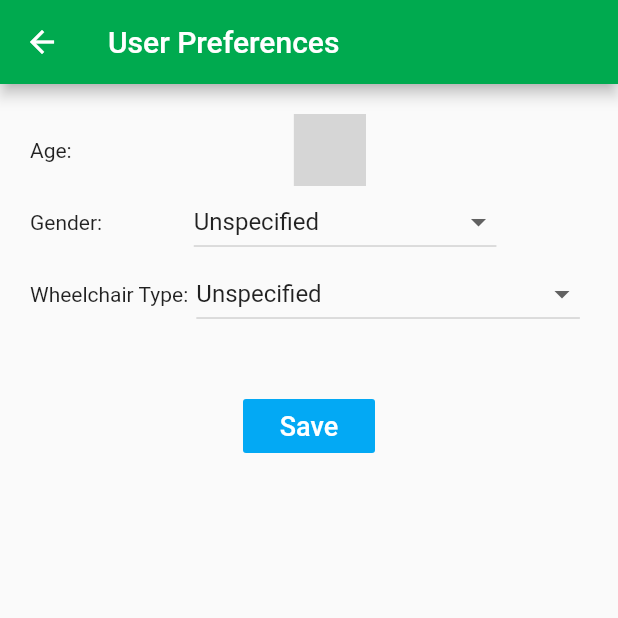
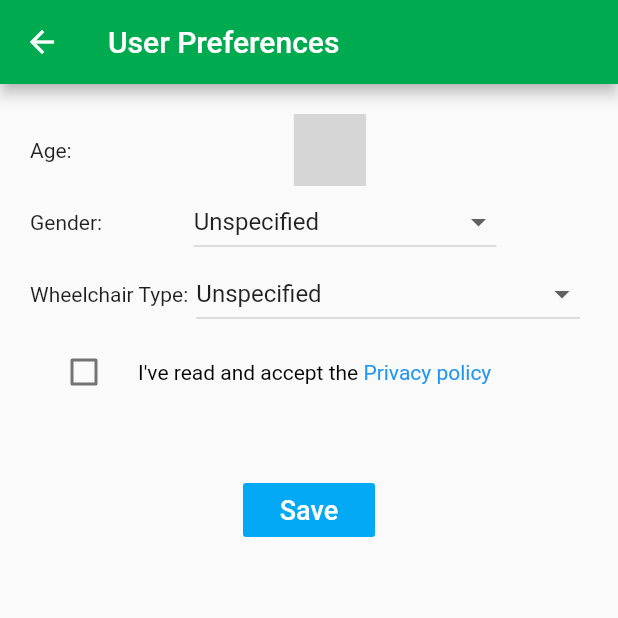
Before and after one commit to daws612/wheelchair_router, a Flutter app: the UserProfile screen opened directly, after a tap on "Save", on a phone screen of 412 x 824 dp, the top half of it. Run offline on Flutter 3.47's test engine with Material 2 defaults, Android fonts, the light colour scheme and no system bars; our stand-ins replace carousel_slider, charts_flutter, cloud_firestore, dio, firebase_auth, geolocator and 6 more; missing offline and left inert: duration, flutter_polyline_points, geojson, google_maps_webservice; accounts and stored records are empty; network calls fail; statements that could not run were skipped; grey boxes are pictures that could not be loaded.

Commit message:
Add privacy policy checkbox

```diff
--- a/lib/models/User.dart
+++ b/lib/models/User.dart
@@ -7,6 +7,7 @@ class User {
   String wheelchairtype;
   DateTime createdAt;
   DateTime updatedAt;
+  bool accepted;
 
   User({
     this.userId,
@@ -14,7 +15,8 @@ class User {
     this.gender,
     this.wheelchairtype,
     this.createdAt,
-    this.updatedAt
+    this.updatedAt,
+    this.accepted
   });
 
   factory User.fromJson(Map<String, dynamic> json) => new User(
@@ -24,6 +26,7 @@ class User {
     wheelchairtype: json["wheelchairtype"],
     createdAt: DateTime.fromMillisecondsSinceEpoch(json['createdAt'], isUtc: true),
     updatedAt: DateTime.fromMillisecondsSinceEpoch(json['updatedAt'], isUtc: true),
+    accepted: json['accepted']
   );
 
   Map<String, dynamic> toJson() => {
@@ -31,6 +34,7 @@ class User {
     "gender": gender,
     "wheelchairtype": wheelchairtype,
     'updatedAt': DateTime.now().toUtc().millisecondsSinceEpoch,
+    'accepted': accepted
   };
 
   factory User.fromDocument(DocumentSnapshot doc) {
@@ -43,6 +47,7 @@ class User {
       wheelchairtype: doc["wheelchairtype"],
       createdAt: doc['createdAt'] != null ? DateTime.fromMillisecondsSinceEpoch(doc['createdAt'], isUtc: true) : null,
       updatedAt: doc['updatedAt'] != null ? DateTime.fromMillisecondsSinceEpoch(doc['updatedAt'], isUtc: true) : null,
+      accepted: doc["accepted"]
     );
 
     return ret;
--- a/lib/screens/UserProfile.dart
+++ b/lib/screens/UserProfile.dart
@@ -1,6 +1,9 @@
+import 'package:flutter/gestures.dart';
 import 'package:flutter/material.dart';
+import 'package:flutter/services.dart';
 import 'package:numberpicker/numberpicker.dart';
 import 'package:WeRoute/models/User.dart';
+import 'package:url_launcher/url_launcher.dart';
 import '../services/UserService.dart';
 
 class UserProfile extends StatefulWidget {
@@ -14,11 +17,14 @@ class UserProfile extends StatefulWidget {
 
 class _UserProfileState extends State<UserProfile> {
   final _formKey = GlobalKey<FormState>();
+  final GlobalKey<ScaffoldState> _scaffoldKey = new GlobalKey<ScaffoldState>();
   List<String> _genders = ['Male', 'Female', 'Unspecified'];
   List<String> _wheelchairTypes = ['Electric', 'Manual', 'Unspecified'];
   int _age = 0;
   String _gender = "Unspecified";
   String _wheelchairType = "Unspecified";
+  bool _accepted = false;
+  bool showError = false;
 
   @override
   void initState() {
@@ -26,21 +32,36 @@ class _UserProfileState extends State<UserProfile> {
     _age = widget.user.age;
     _gender = widget.user.gender;
     _wheelchairType = widget.user.wheelchairtype;
+    _accepted = widget.user.accepted;
   }
 
   _submit() async {
-    User user = User(userId: widget.user.userId, age: _age, gender: _gender, wheelchairtype: _wheelchairType);
+    User user = User(
+        userId: widget.user.userId,
+        age: _age,
+        gender: _gender,
+        wheelchairtype: _wheelchairType,
+        accepted: _accepted);
     UserService.updateUser(user);
+    if (_accepted)
       Navigator.pop(context);
+    else {
+      if (!mounted) return;
+      setState(() {
+        showError = true;
+      });
+    }
   }
 
   @override
   Widget build(BuildContext context) {
     return Scaffold(
+      key: _scaffoldKey,
       appBar: AppBar(
         title: Text("User Preferences"),
       ),
-      body: Container(
+      body: WillPopScope(
+          child: Container(
             child: Padding(
               padding: const EdgeInsets.all(20.0),
               child: Column(children: <Widget>[
@@ -54,7 +75,8 @@ class _UserProfileState extends State<UserProfile> {
                           minValue: 0,
                           maxValue: 110,
                           step: 1,
-                      onChanged: (newValue) => setState(() => _age = newValue)),
+                          onChanged: (newValue) =>
+                              setState(() => _age = newValue)),
                       Spacer(),
                     ],
                   ),
@@ -65,6 +87,7 @@ class _UserProfileState extends State<UserProfile> {
                       Text("Gender:"),
                       Spacer(),
                       DropdownButton(
+                       // validator: (value) => value == 'Unspecified' ? 'Please choose your gender' : null,
                         hint: Text(
                             'Please choose a location'), // Not necessary for Option 1
                         value: _gender,
@@ -91,6 +114,7 @@ class _UserProfileState extends State<UserProfile> {
                       Text("Wheelchair Type:"),
                       Spacer(),
                       DropdownButton(
+                        //validator: (value) => value == null ? 'Please choose your wheelchair type' : null,
                         hint: Text(
                             'Please choose a wheelchair type'), // Not necessary for Option 1
                         value: _wheelchairType,
@@ -112,6 +136,47 @@ class _UserProfileState extends State<UserProfile> {
                   ),
                 ),
                 Container(
+                  child: CheckboxListTile(
+                    title: new RichText(
+                      text: new TextSpan(
+                        children: [
+                          new TextSpan(
+                            text: "I've read and accept the ",
+                            style: new TextStyle(color: Colors.black),
+                          ),
+                          new TextSpan(
+                            text: 'Privacy policy',
+                            style: new TextStyle(color: Colors.blue),
+                            recognizer: new TapGestureRecognizer()
+                              ..onTap = () {
+                                launch('https://jaywjay.com');
+                              },
+                          ),
+                        ],
+                      ),
+                    ),
+                    value: _accepted,
+                    onChanged: (newValue) {
+                      if (!mounted) return;
+                      setState(() {
+                        _accepted = newValue;
+                      });
+                    },
+                    controlAffinity: ListTileControlAffinity
+                        .leading, //  <-- leading Checkbox
+                  ),
+                ),
+                showError
+                    ? Container(
+                        child: Text(
+                            "Please accept our privacy policy before you proceed. Thank you.",
+                            style: TextStyle(color: Colors.red)),
+                      )
+                    : Container(
+                        width: 0,
+                        height: 0,
+                      ),
+                Container(
                   margin: EdgeInsets.all(40),
                   child: FlatButton(
                     onPressed: _submit,
@@ -126,6 +191,66 @@ class _UserProfileState extends State<UserProfile> {
               ]),
             ),
           ),
+          onWillPop: _askToExit),
     );
   }
+
+  DateTime backbuttonpressedTime;
+
+  Future<bool> onWillPop() async {
+    DateTime currentTime = DateTime.now();
+
+    //Statement 1 Or statement2
+    bool backButton = backbuttonpressedTime == null ||
+        currentTime.difference(backbuttonpressedTime) > Duration(seconds: 3);
+
+    if (backButton) {
+      backbuttonpressedTime = currentTime;
+      final snackBar = SnackBar(
+        duration: Duration(minutes: 5),
+        content: Text('Double tap to exit app'),
+      );
+      WidgetsBinding.instance.addPostFrameCallback(
+          (_) => _scaffoldKey.currentState.showSnackBar(snackBar));
+      return false;
     }
+    return true;
+  }
+
+  Future<bool> _askToExit() {
+    if (!widget.user.accepted) {
+      return //WidgetsBinding.instance.addPostFrameCallback((_) => {
+          showDialog(
+                  context: context,
+                  barrierDismissible: false,
+                  builder: (BuildContext context) {
+                    return new AlertDialog(
+                      title: new Text('Please save your details'),
+                      content: new Text(
+                          'Please accept the privacy policy and make sure you save your details in order to proceed. This enables us to store your information and use it for our research. Thank you for your contribution.'),
+                      actions: <Widget>[
+                        new FlatButton(
+                          child: new Text('Back'),
+                          onPressed: () {
+                            Navigator.of(context).pop();
+                          },
+                        ),
+                        new FlatButton(
+                          child: new Text('Exit'),
+                          onPressed: () {
+                            SystemChannels.platform
+                                .invokeMethod('SystemNavigator.pop');
+                          },
+                        ),
+                      ],
+                    );
+                  }) ??
+              false;
+
+      //return  Future.value(false);
+      //});
+    } else {
+      return new Future.value(true);
+    }
+  }
+}
--- a/pubspec.yaml
+++ b/pubspec.yaml
@@ -42,6 +42,7 @@ dependencies:
   geojson: ^0.8.0
   carousel_slider: ^1.3.0
   smooth_star_rating: 1.0.4+2
+  url_launcher: ^5.4.2
 
 dev_dependencies:
   flutter_test:
```
Also changed, not shown: lib/screens/MainScreen.dart (+5 -2 lines). Lines whose indentation alone changed are shown as unchanged.
